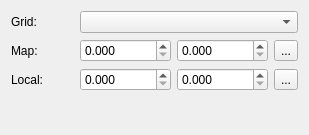
lparchaeology/ArkPlan, file grid/grid_widget_base.ui: the form before one commit.
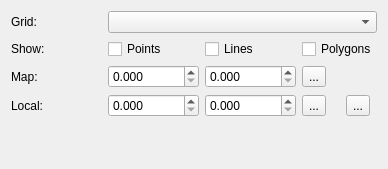
The form after the commit. Icons and pictures are not drawn.

```diff
--- a/grid/grid_widget_base.ui
+++ b/grid/grid_widget_base.ui
@@ -6,8 +6,8 @@
    <rect>
     <x>0</x>
     <y>0</y>
-    <width>309</width>
-    <height>135</height>
+    <width>388</width>
+    <height>169</height>
    </rect>
   </property>
   <property name="windowTitle">
@@ -26,21 +26,60 @@
        </property>
       </widget>
      </item>
-     <item row="0" column="1" colspan="3">
+     <item row="1" column="2">
+      <widget class="QCheckBox" name="checkBox_2">
+       <property name="text">
+        <string>Lines</string>
+       </property>
+      </widget>
+     </item>
+     <item row="1" column="0">
+      <widget class="QLabel" name="label">
+       <property name="text">
+        <string>Show:</string>
+       </property>
+      </widget>
+     </item>
+     <item row="0" column="1" colspan="4">
       <widget class="QComboBox" name="gridCombo"/>
      </item>
-     <item row="1" column="3">
-      <widget class="QToolButton" name="copyMapPointTool">
+     <item row="3" column="1">
+      <widget class="QDoubleSpinBox" name="mapEastingSpin">
+       <property name="readOnly">
+        <bool>false</bool>
+       </property>
+       <property name="prefix">
+        <string/>
+       </property>
+       <property name="suffix">
+        <string/>
+       </property>
+       <property name="decimals">
+        <number>3</number>
+       </property>
+       <property name="maximum">
+        <double>999999.998999999952503</double>
+       </property>
+      </widget>
+     </item>
+     <item row="1" column="1">
+      <widget class="QCheckBox" name="checkBox">
        <property name="text">
-        <string>...</string>
+        <string>Points</string>
        </property>
-       <property name="icon">
-        <iconset resource="resources.qrc">
-         <normaloff>:/plugins/ark/grid/copyPoint.png</normaloff>:/plugins/ark/grid/copyPoint.png</iconset>
+      </widget>
+     </item>
+     <item row="3" column="0">
+      <widget class="QLabel" name="mapLabel">
+       <property name="text">
+        <string>Map:</string>
        </property>
+       <property name="buddy">
+        <cstring>mapEastingSpin</cstring>
+       </property>
       </widget>
      </item>
-     <item row="2" column="0">
+     <item row="4" column="0">
       <widget class="QLabel" name="localLabel">
        <property name="text">
         <string>Local:</string>
@@ -50,20 +89,7 @@
        </property>
       </widget>
      </item>
-     <item row="2" column="1">
-      <widget class="QDoubleSpinBox" name="localEastingSpin">
-       <property name="readOnly">
-        <bool>false</bool>
-       </property>
-       <property name="decimals">
-        <number>3</number>
-       </property>
-       <property name="maximum">
-        <double>9999.989999999999782</double>
-       </property>
-      </widget>
-     </item>
-     <item row="1" column="2">
+     <item row="3" column="2">
       <widget class="QDoubleSpinBox" name="mapNorthingSpin">
        <property name="readOnly">
         <bool>false</bool>
@@ -76,18 +102,20 @@
        </property>
       </widget>
      </item>
-     <item row="2" column="3">
-      <widget class="QToolButton" name="copyLocalPointTool">
-       <property name="text">
-        <string>...</string>
+     <item row="4" column="1">
+      <widget class="QDoubleSpinBox" name="localEastingSpin">
+       <property name="readOnly">
+        <bool>false</bool>
        </property>
-       <property name="icon">
-        <iconset resource="resources.qrc">
-         <normaloff>:/plugins/ark/grid/copyPoint.png</normaloff>:/plugins/ark/grid/copyPoint.png</iconset>
+       <property name="decimals">
+        <number>3</number>
+       </property>
+       <property name="maximum">
+        <double>9999.989999999999782</double>
        </property>
       </widget>
      </item>
-     <item row="2" column="2">
+     <item row="4" column="2">
       <widget class="QDoubleSpinBox" name="localNorthingSpin">
        <property name="readOnly">
         <bool>false</bool>
@@ -100,32 +128,39 @@
        </property>
       </widget>
      </item>
-     <item row="1" column="0">
-      <widget class="QLabel" name="mapLabel">
+     <item row="3" column="3">
+      <widget class="QToolButton" name="copyMapPointTool">
        <property name="text">
-        <string>Map:</string>
+        <string>...</string>
        </property>
-       <property name="buddy">
-        <cstring>mapEastingSpin</cstring>
+       <property name="icon">
+        <iconset resource="resources.qrc">
+         <normaloff>:/plugins/ark/grid/copyPoint.png</normaloff>:/plugins/ark/grid/copyPoint.png</iconset>
        </property>
       </widget>
      </item>
-     <item row="1" column="1">
-      <widget class="QDoubleSpinBox" name="mapEastingSpin">
-       <property name="readOnly">
-        <bool>false</bool>
+     <item row="4" column="3">
+      <widget class="QToolButton" name="copyLocalPointTool">
+       <property name="text">
+        <string>...</string>
        </property>
-       <property name="prefix">
-        <string/>
+       <property name="icon">
+        <iconset resource="resources.qrc">
+         <normaloff>:/plugins/ark/grid/copyPoint.png</normaloff>:/plugins/ark/grid/copyPoint.png</iconset>
        </property>
-       <property name="suffix">
-        <string/>
+      </widget>
+     </item>
+     <item row="4" column="4">
+      <widget class="QToolButton" name="toolButton">
+       <property name="text">
+        <string>...</string>
        </property>
-       <property name="decimals">
-        <number>3</number>
-       </property>
-       <property name="maximum">
-        <double>999999.998999999952503</double>
+      </widget>
+     </item>
+     <item row="1" column="3" colspan="2">
+      <widget class="QCheckBox" name="checkBox_3">
+       <property name="text">
+        <string>Polygons</string>
        </property>
       </widget>
      </item>
```
Left out of the diff: 2 changed lines with no effect on the pictures.
